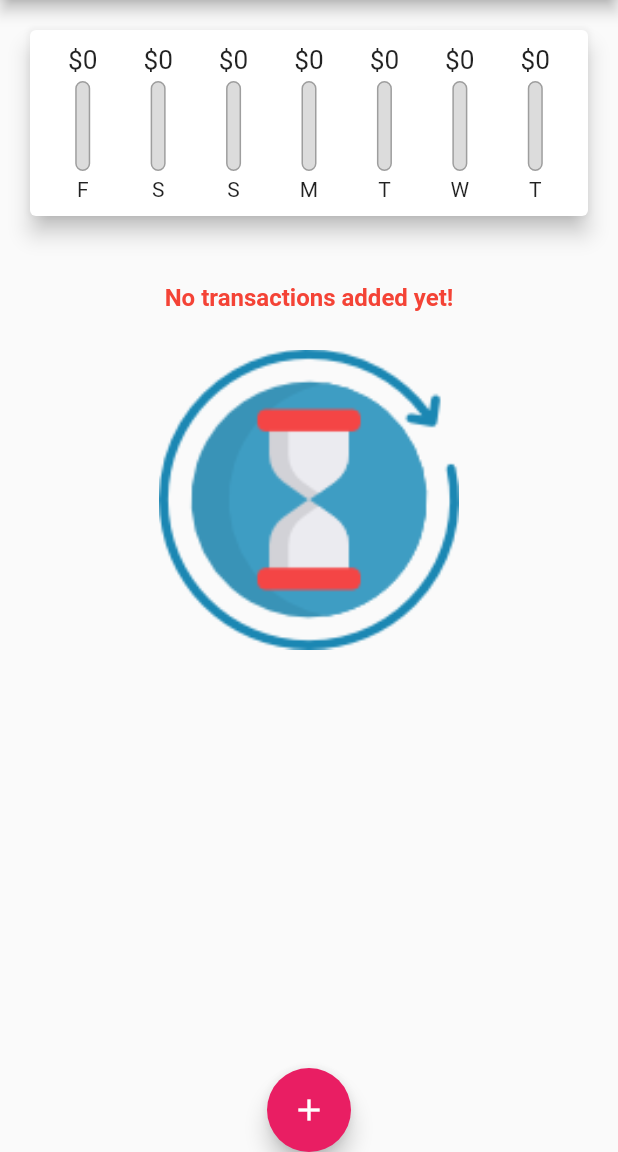
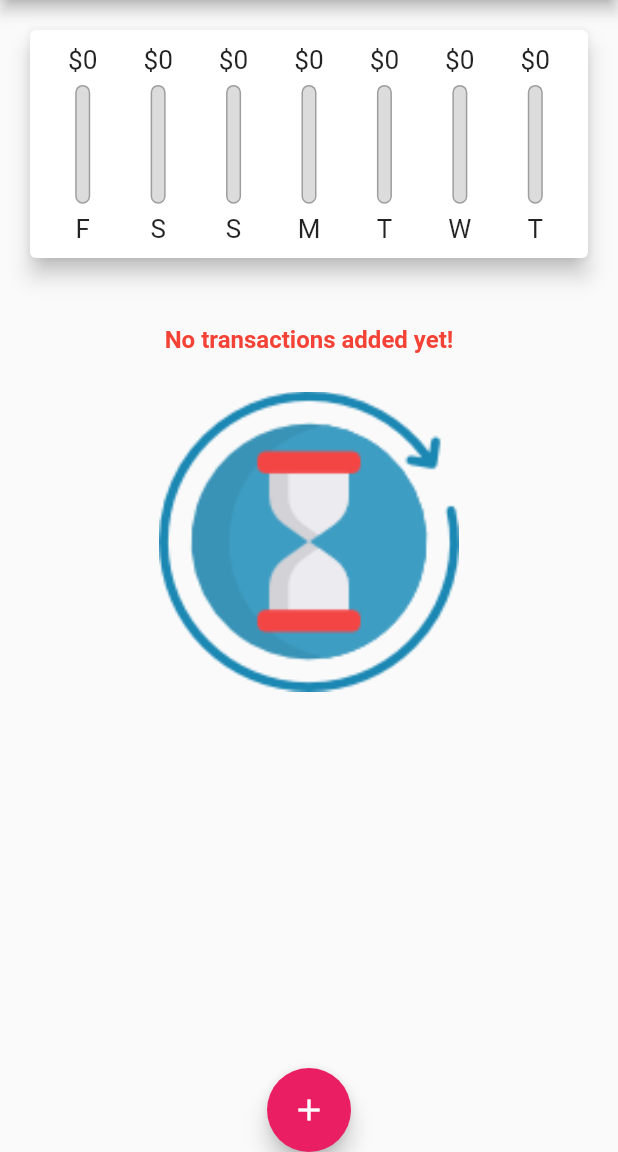
Before and after one commit to Ibrahim-Lokman/RedDot, a Flutter app: the screen it shows after launch, on a phone screen of 412 x 824 dp, the part 84-1236 px from its top. Run offline on Flutter 3.47's test engine with Material 2 defaults, Android fonts, the phone set to English and light mode, and no system bars.

Commit message:
Controlling height dynamically.

```diff
--- a/lib/main.dart
+++ b/lib/main.dart
@@ -3,12 +3,18 @@ import 'dart:ui';
 import 'package:expense_app/widgets/new_transaction.dart';
 import 'package:expense_app/widgets/transaction_list.dart';
 import 'package:flutter/material.dart';
+import 'package:flutter/services.dart';
 import 'package:intl/intl.dart';
 
 import 'models/transaction.dart';
 import 'widgets/chart.dart';
 
 void main() {
+  WidgetsFlutterBinding.ensureInitialized();
+  SystemChrome.setPreferredOrientations([
+    DeviceOrientation.portraitUp,
+    DeviceOrientation.portraitDown
+  ]);
   runApp(MyApp());
 }
 
@@ -106,8 +112,7 @@ class _MyHomePageState extends State<MyHomePage> {
 
   @override
   Widget build(BuildContext context) {
-    return Scaffold(
-      appBar : AppBar(
+    final appBar = AppBar(
         title: Text(
           "Expense Tracker"
           ),
@@ -117,14 +122,26 @@ class _MyHomePageState extends State<MyHomePage> {
             icon: Icon(Icons.add),
             )
         ]
-        ) ,
+        );
+    return Scaffold(
+      appBar : appBar,
         body : SingleChildScrollView(
           child: Column(
            // mainAxisAlignment:  MainAxisAlignment.center,
             crossAxisAlignment: CrossAxisAlignment.stretch,
             children: <Widget>[
-              Chart(_recentTransactions),
-                TransactionList(_userTransactions, _deleteTransaction),
+              Container(
+                height: (MediaQuery.of(context).size.height -
+                          appBar.preferredSize.height -
+                          MediaQuery.of(context).padding.top) * 0.25,
+                child: Chart(_recentTransactions),
+                ),
+              Container(
+                height: (MediaQuery.of(context).size.height -
+                          appBar.preferredSize.height -
+                          MediaQuery.of(context).padding.top) * 0.65,
+                child: TransactionList(_userTransactions, _deleteTransaction),
+                ),
             ],
           ),
       ),
--- a/lib/widgets/chart_bar.dart
+++ b/lib/widgets/chart_bar.dart
@@ -1,4 +1,5 @@
 import 'package:flutter/material.dart';
+import 'package:flutter/rendering.dart';
 
 class ChartBar extends StatelessWidget {
   final String label;
@@ -9,6 +10,8 @@ class ChartBar extends StatelessWidget {
 
   @override
   Widget build(BuildContext context) {
+    return LayoutBuilder(
+      builder: (ctx, constraints) {
         return Column(
           children: <Widget>[
             Container(
@@ -18,11 +21,11 @@ class ChartBar extends StatelessWidget {
                 ),
             ),
             SizedBox(
-          height: 4,
+              height: constraints.maxHeight * 0.05,
               ),
             Container(
-          height: 60,
-          width:10,
+              height: constraints.maxHeight * 0.6,
+              width: 10,
               child: Stack(
                 children: <Widget>[
                   Container(
@@ -47,10 +50,17 @@ class ChartBar extends StatelessWidget {
                 ],),
               ),
             SizedBox(
-          height: 4,
+              height: constraints.maxHeight * 0.05,
               ),
-        Text(label),
+            Container(
+              height: constraints.maxHeight * 0.15,
+              child: FittedBox(
+                child: Text(label)
+                ),
+              ),
           ],
         );
       }
+    );
   }
+}
--- a/lib/widgets/transaction_list.dart
+++ b/lib/widgets/transaction_list.dart
@@ -12,9 +12,7 @@ class TransactionList extends StatelessWidget {
 
   @override
   Widget build(BuildContext context) {
-    return Container(
-      height: 450,
-        child: transactions.isEmpty
+    return transactions.isEmpty
     ? Column(
        children: <Widget>[
         SizedBox(height: 25,),
@@ -73,7 +71,6 @@ class TransactionList extends StatelessWidget {
           },
 
 
-            ),
         );
   }
 }
```
Lines whose indentation alone changed are shown as unchanged.
